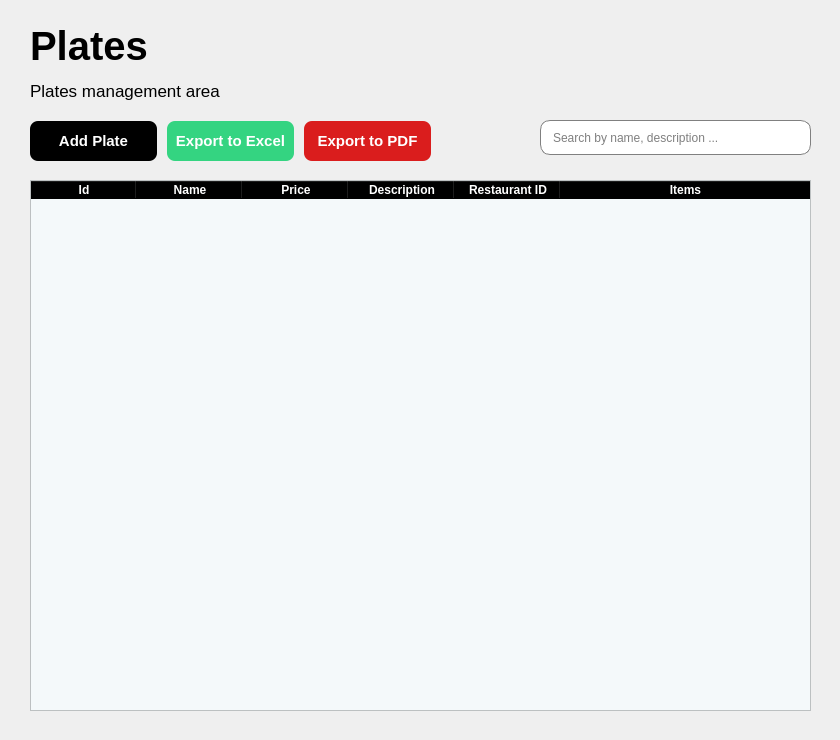
Above: ui/pages/stackedTesst.ui from agadrian/DIN-PyQt6-Persistencia before the change. Below: the same form after it.
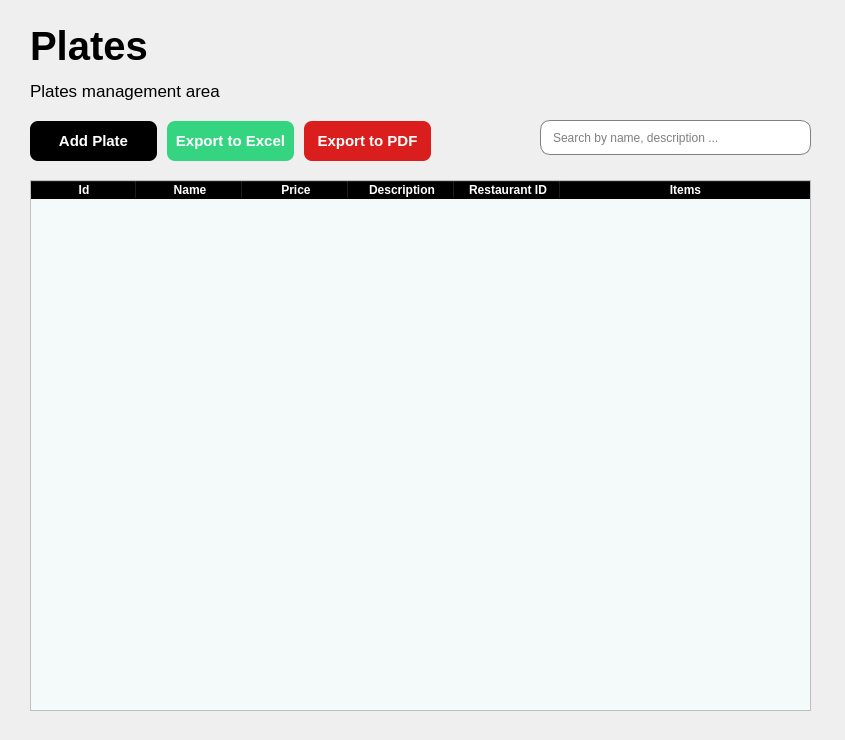
That is the form after the change. The open tabs and pages were chosen to show the change.

Diff of the .ui file:
```diff
--- a/ui/pages/stackedTesst.ui
+++ b/ui/pages/stackedTesst.ui
@@ -6,25 +6,28 @@
    <rect>
     <x>0</x>
     <y>0</y>
-    <width>840</width>
+    <width>845</width>
     <height>740</height>
    </rect>
   </property>
   <property name="minimumSize">
    <size>
-    <width>840</width>
+    <width>845</width>
     <height>740</height>
    </size>
   </property>
   <property name="maximumSize">
    <size>
-    <width>840</width>
+    <width>845</width>
     <height>740</height>
    </size>
   </property>
   <property name="windowTitle">
    <string>Form</string>
   </property>
+  <property name="styleSheet">
+   <string notr="true"/>
+  </property>
   <widget class="QStackedWidget" name="stackedWidget">
    <property name="geometry">
     <rect>
```
Left out of the diff: 2 changed lines with no effect on the pictures.
